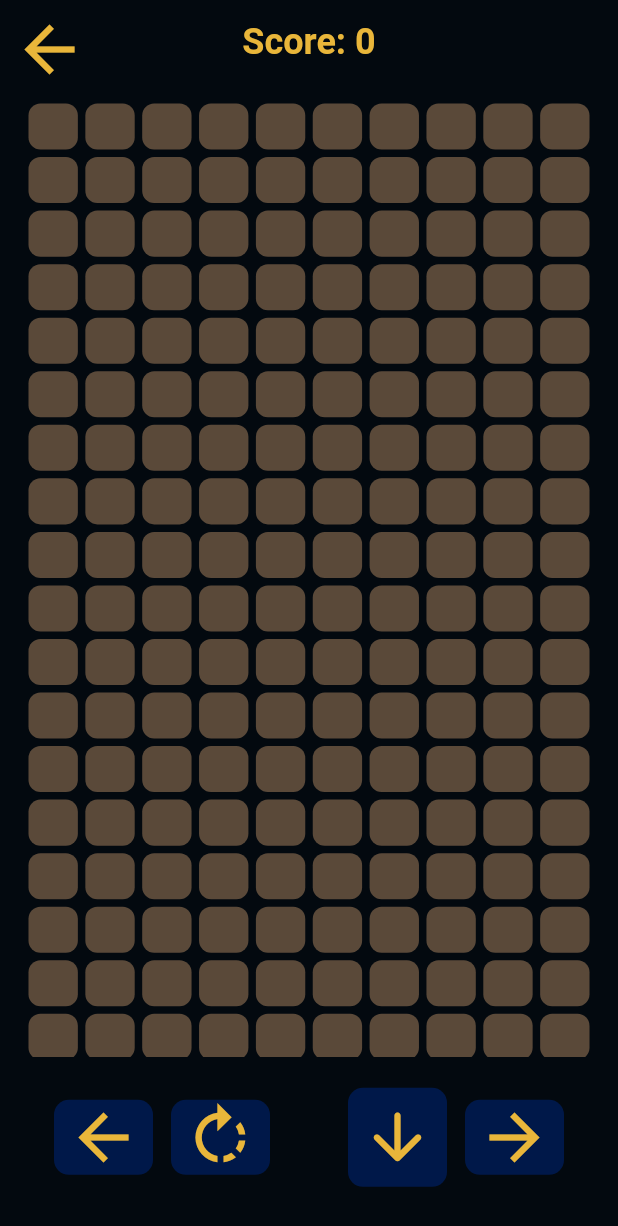
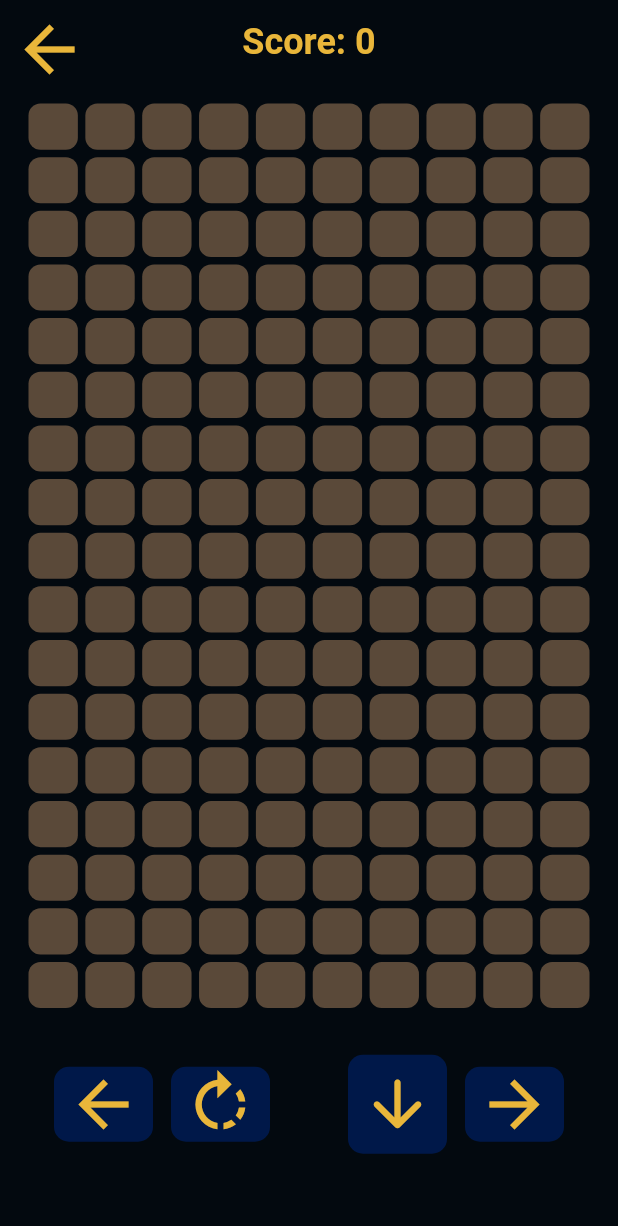
Before and after one commit to NatanRib/tetris_flutter, a Flutter app: the screen it shows after launch, after a tap on "New game", on a phone screen of 412 x 824 dp. Shown: the top 1226 px of the screen. Run offline on Flutter 3.47's test engine with Material 2 defaults, Android fonts, the phone set to English and light mode, and no system bars.

Commit message:
fix reponsivity of board height

```diff
--- a/lib/main.dart
+++ b/lib/main.dart
@@ -32,7 +32,6 @@ void main() {
         ),
       ),
       home: Home(),
-      // home: const Game(),
     ),
   );
 }
--- a/lib/utils/board_utils.dart
+++ b/lib/utils/board_utils.dart
@@ -1,4 +1,4 @@
-const boardColumnLenght = 18;
+const boardColumnLenght = 17;
 const boardRowLenght = 10;
 
 int getRowOfIndex(int index) {
--- a/lib/view/pages/game.dart
+++ b/lib/view/pages/game.dart
@@ -2,7 +2,6 @@ import 'package:flutter/material.dart';
 import 'package:flutter/scheduler.dart';
 import 'package:tetris/model/pieces/piece_direction_enum.dart';
 import 'package:tetris/controller/store/game_store.dart';
-import 'package:tetris/utils/board_utils.dart';
 import 'package:tetris/utils/my_colors.dart';
 import 'package:tetris/view/pages/home.dart';
 import 'package:tetris/view/widgets/board.dart';
@@ -72,18 +71,19 @@ class _BoardState extends State<Game> {
       ),
       backgroundColor: MyColors.blueGrey,
       body: LayoutBuilder(builder: (context, constraints) {
+        var boardHeight = constraints.maxHeight * 0.8;
         return Padding(
           padding: const EdgeInsets.symmetric(horizontal: 18, vertical: 12),
           child: Column(
             crossAxisAlignment: CrossAxisAlignment.center,
             children: [
-              Expanded(
+              SizedBox(
+                height: boardHeight,
                 child: Board(
                   piece: widget.store.currentPiece,
                   backgroundColor: MyColors.blueGrey,
                   ocupedPixels: widget.store.occupiedBoardPixels,
-                  height: constraints.maxHeight * 0.782 / boardColumnLenght,
-                  width: constraints.maxWidth / boardRowLenght,
+                  height: boardHeight,
                 ),
               ),
               SizedBox(
--- a/lib/view/widgets/board.dart
+++ b/lib/view/widgets/board.dart
@@ -6,7 +6,6 @@ import 'package:tetris/view/widgets/pixel.dart';
 
 class Board extends StatelessWidget {
   final double height;
-  final double width;
   final Piece piece;
   final Color backgroundColor;
   final List<List<Color?>> ocupedPixels;
@@ -14,7 +13,6 @@ class Board extends StatelessWidget {
   const Board({
     super.key,
     required this.height,
-    required this.width,
     required this.piece,
     required this.backgroundColor,
     required this.ocupedPixels,
@@ -22,39 +20,33 @@ class Board extends StatelessWidget {
 
   @override
   Widget build(BuildContext context) {
+    var mainAxisExtent = (height * 0.96) / (boardColumnLenght + 1);
     return Container(
+      height: height,
       color: backgroundColor,
       child: GridView.builder(
         itemCount: boardColumnLenght * boardRowLenght,
         physics: const NeverScrollableScrollPhysics(),
         gridDelegate: SliverGridDelegateWithFixedCrossAxisCount(
           crossAxisCount: boardRowLenght,
-          mainAxisExtent: height * 0.98,
+          mainAxisExtent: mainAxisExtent,
           mainAxisSpacing: 3,
           crossAxisSpacing: 3,
         ),
         itemBuilder: (context, index) {
           int row = getRowOfIndex(index);
           int column = getColumnOfIndex(index);
-          double pixelWidth = width / boardRowLenght;
-          double pixelHeight = height / boardColumnLenght;
           if (piece.currentPixels.contains(index)) {
             return Pixel(
               color: piece.color,
-              width: pixelWidth,
-              height: pixelHeight,
             );
           } else if (ocupedPixels[row][column] != null) {
             return Pixel(
               color: ocupedPixels[row][column]!,
-              width: pixelWidth,
-              height: pixelHeight,
             );
           } else {
-            return Pixel(
+            return const Pixel(
               color: MyColors.grey,
-              width: pixelWidth,
-              height: pixelHeight,
             );
           }
         },
--- a/lib/view/widgets/pixel.dart
+++ b/lib/view/widgets/pixel.dart
@@ -3,21 +3,15 @@ import 'package:flutter/material.dart';
 class Pixel extends StatelessWidget {
   final Color color;
   final String? text;
-  final double width;
-  final double height;
   const Pixel({
     super.key,
     required this.color,
     this.text,
-    required this.width,
-    required this.height,
   });
 
   @override
   Widget build(BuildContext context) {
     return Container(
-      height: height,
-      width: width,
       margin: const EdgeInsets.all(1),
       decoration: BoxDecoration(
         color: color,
```
